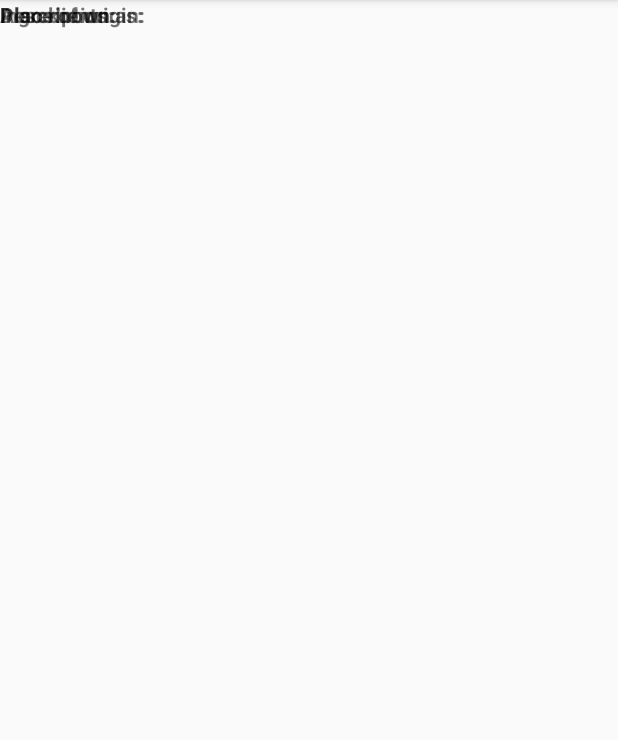
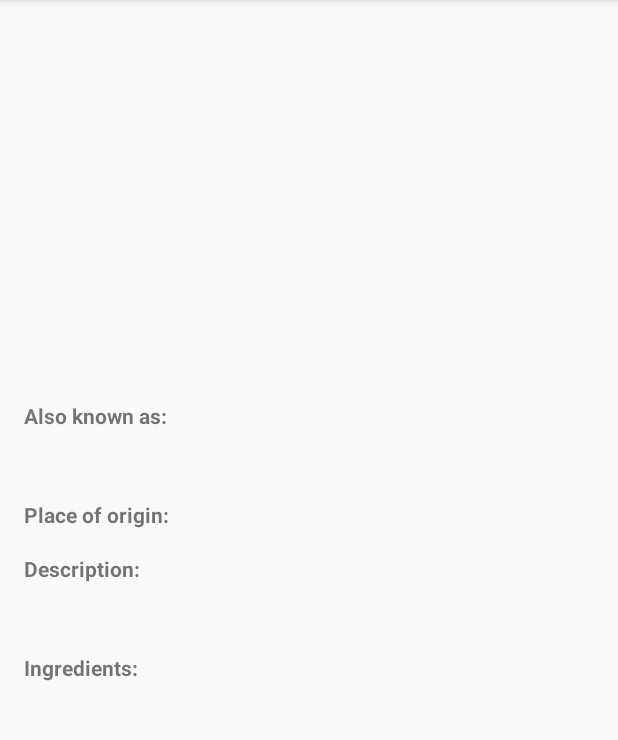
Before and after one commit to luispuchades/UDACITY_ANDROID_Sandwich-Club, an Android app: the DetailActivity screen opened directly, with no data from a screen before it, on a phone screen of 412 x 824 dp, the part 84-824 px from its top. Run offline under Robolectric (Android 15) with nearby library versions, the phone set to English and light mode, and no system bars; our stand-ins replace Picasso; 1 statement that could not run was skipped.

Commit message:
activity_detail.xml first draft - not checked yet - no bugs reviewed

```diff
--- a/app/src/main/res/layout/activity_detail.xml
+++ b/app/src/main/res/layout/activity_detail.xml
@@ -1,65 +1,129 @@
 <?xml version="1.0" encoding="utf-8"?>
-<FrameLayout xmlns:android="http://schemas.android.com/apk/res/android"
+
+
+<ScrollView
+    xmlns:android="http://schemas.android.com/apk/res/android"
+    xmlns:app="http://schemas.android.com/apk/res-auto"
     xmlns:tools="http://schemas.android.com/tools"
     android:layout_width="match_parent"
-    android:layout_height="match_parent"
+    android:layout_height="wrap_content"
     tools:context="com.udacity.sandwichclub.DetailActivity">
+
+    <android.support.constraint.ConstraintLayout
+        android:layout_width="match_parent"
+        android:layout_height="wrap_content"
+        android:orientation="vertical">
 
         <ImageView
             android:id="@+id/image_iv"
             android:layout_width="match_parent"
             android:layout_height="200dp"
+            android:layout_marginEnd="16dp"
+            android:layout_marginStart="16dp"
+            android:layout_marginTop="16dp"
             android:adjustViewBounds="true"
             android:contentDescription="@string/sandwich_picture_content_description"
-        android:scaleType="centerCrop" />
+            android:scaleType="centerCrop"
+            app:layout_constraintEnd_toEndOf="parent"
+            app:layout_constraintStart_toStartOf="parent"
+            app:layout_constraintTop_toTopOf="parent" />
 
         <TextView
             android:id="@+id/sandwich_main_name_tv"
             android:layout_width="wrap_content"
             android:layout_height="wrap_content"
-        tools:text="@string/sandwich_main_name"/>
+            android:layout_marginLeft="16dp"
+            android:layout_marginStart="16dp"
+            android:layout_marginTop="16dp"
+            app:layout_constraintStart_toStartOf="parent"
+            app:layout_constraintTop_toBottomOf="@+id/image_iv"
+            tools:text="@string/sandwich_main_name" />
+
+        <TextView
+            android:id="@+id/textView"
+            android:layout_width="wrap_content"
+            android:layout_height="wrap_content"
+            android:layout_marginLeft="16dp"
+            android:layout_marginStart="16dp"
+            android:layout_marginTop="16dp"
+            android:text="@string/detail_also_known_as_label"
+            android:textStyle="bold"
+            app:layout_constraintStart_toStartOf="parent"
+            app:layout_constraintTop_toBottomOf="@+id/sandwich_main_name_tv" />
+
+        <TextView
+            android:id="@+id/textView4"
+            android:layout_width="wrap_content"
+            android:layout_height="0dp"
+            android:layout_marginStart="16dp"
+            android:layout_marginTop="16dp"
+            android:text="@string/detail_ingredients_label"
+            android:textStyle="bold"
+            app:layout_constraintStart_toStartOf="parent"
+            app:layout_constraintTop_toBottomOf="@+id/description_tv"
+            android:layout_marginLeft="16dp" />
+
+        <TextView
+            android:id="@+id/textView2"
+            android:layout_width="wrap_content"
+            android:layout_height="20dp"
+            android:layout_marginLeft="16dp"
+            android:layout_marginStart="16dp"
+            android:text="@string/detail_place_of_origin_label"
+            android:textStyle="bold"
+            app:layout_constraintBottom_toBottomOf="@+id/origin_tv"
+            app:layout_constraintStart_toStartOf="parent"
+            app:layout_constraintTop_toTopOf="@+id/origin_tv" />
+
+        <TextView
+            android:id="@+id/textView3"
+            android:layout_width="wrap_content"
+            android:layout_height="wrap_content"
+            android:layout_marginLeft="16dp"
+            android:layout_marginStart="16dp"
+            android:text="@string/detail_description_label"
+            android:textStyle="bold"
+            app:layout_constraintStart_toStartOf="parent"
+            app:layout_constraintTop_toTopOf="@+id/description_tv" />
+
+        <TextView
+            android:id="@+id/also_known_tv"
+            android:layout_width="200dp"
+            android:layout_height="50dp"
+            android:layout_marginEnd="16dp"
+            android:layout_marginRight="16dp"
+            app:layout_constraintEnd_toEndOf="parent"
+            app:layout_constraintTop_toTopOf="@+id/textView" />
 
         <TextView
             android:id="@+id/origin_tv"
-        android:layout_width="wrap_content"
-        android:layout_height="wrap_content" />
-
-    <TextView
-        android:layout_width="wrap_content"
-        android:layout_height="wrap_content"
-        android:text="@string/detail_also_known_as_label"
-        android:textStyle="bold" />
-
-    <TextView
-        android:layout_width="wrap_content"
-        android:layout_height="wrap_content"
-        android:text="@string/detail_ingredients_label"
-        android:textStyle="bold" />
-
-    <TextView
-        android:layout_width="wrap_content"
-        android:layout_height="wrap_content"
-        android:text="@string/detail_place_of_origin_label"
-        android:textStyle="bold" />
+            android:layout_width="200dp"
+            android:layout_height="20dp"
+            android:layout_marginEnd="16dp"
+            android:layout_marginRight="16dp"
+            android:layout_marginTop="16dp"
+            app:layout_constraintEnd_toEndOf="parent"
+            app:layout_constraintTop_toBottomOf="@+id/also_known_tv" />
 
         <TextView
             android:id="@+id/description_tv"
-        android:layout_width="wrap_content"
-        android:layout_height="wrap_content" />
+            android:layout_width="200dp"
+            android:layout_height="50dp"
+            android:layout_marginEnd="16dp"
+            android:layout_marginRight="16dp"
+            android:layout_marginTop="16dp"
+            app:layout_constraintEnd_toEndOf="parent"
+            app:layout_constraintTop_toBottomOf="@+id/origin_tv" />
 
         <TextView
             android:id="@+id/ingredients_tv"
-        android:layout_width="wrap_content"
-        android:layout_height="wrap_content" />
+            android:layout_width="200dp"
+            android:layout_height="50dp"
+            android:layout_marginEnd="16dp"
+            app:layout_constraintEnd_toEndOf="parent"
+            app:layout_constraintTop_toTopOf="@+id/textView4"
+            android:layout_marginRight="16dp" />
 
-    <TextView
-        android:id="@+id/also_known_tv"
-        android:layout_width="wrap_content"
-        android:layout_height="wrap_content" />
 
-    <TextView
-        android:layout_width="wrap_content"
-        android:layout_height="wrap_content"
-        android:text="@string/detail_description_label"
-        android:textStyle="bold" />
-</FrameLayout>
+    </android.support.constraint.ConstraintLayout>
+</ScrollView>
```
Lines whose indentation alone changed are shown as unchanged.
